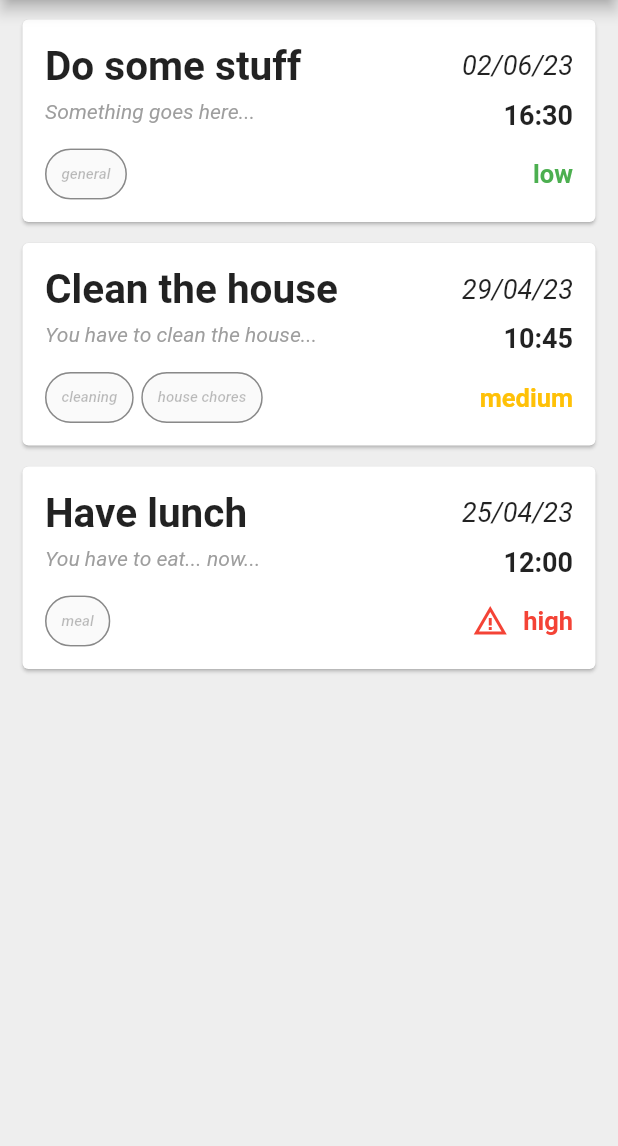
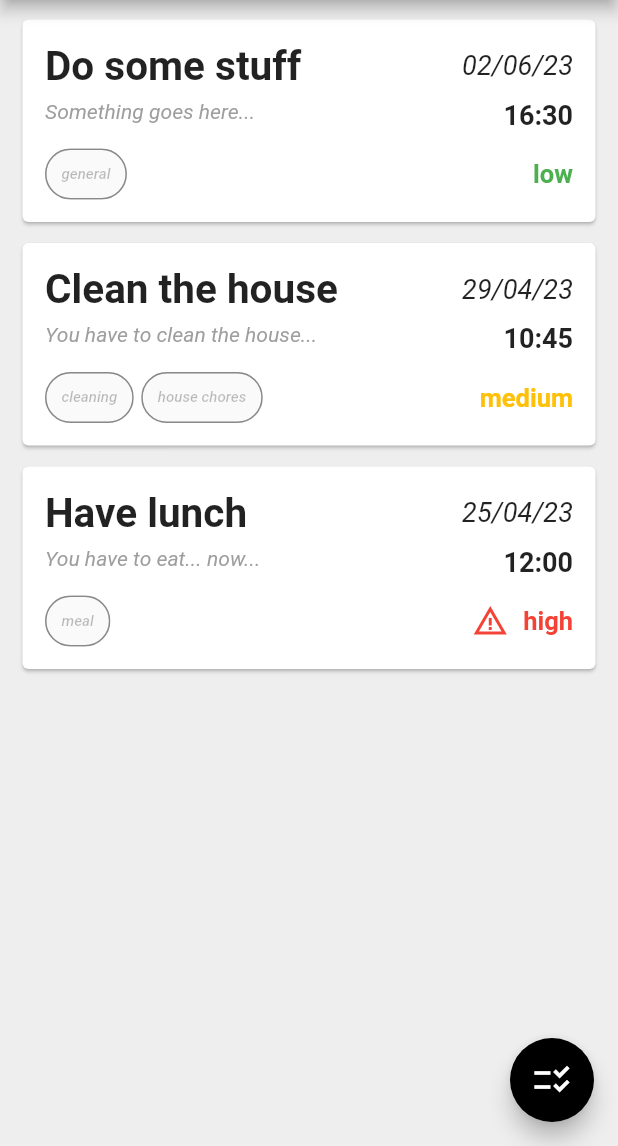
Before and after one commit to WindowsCrashed/TodoAppUni, a Flutter app: the screen it shows after launch, on a phone screen of 412 x 824 dp, the part 90-1236 px from its top. Run offline on Flutter 3.47's test engine with Material 2 defaults, Android fonts, the phone set to English and light mode, and no system bars; our stand-ins replace flutter_colorpicker, multi_select_flutter; missing offline and left inert: flutter_iconpicker.

```diff
--- a/lib/data/db.dart
+++ b/lib/data/db.dart
@@ -6,4 +6,5 @@ class Db {
   static final List<Task> tasks = [];
   static final List<TaskPriority> priorities = [];
   static final List<TaskType> types = [];
+  static final List<Task> completedTasks = [];
 }
--- a/lib/pages/home.dart
+++ b/lib/pages/home.dart
@@ -3,6 +3,7 @@ import 'package:todo_app_uni/widgets/app_appbar.dart';
 import 'package:todo_app_uni/widgets/app_drawer.dart';
 import 'package:todo_app_uni/widgets/task_card.dart';
 import 'package:todo_app_uni/services/task_service.dart';
+import 'package:todo_app_uni/widgets/task_card_alt.dart';
 
 class Home extends StatefulWidget {
   const Home({Key? key}) : super(key: key);
@@ -14,16 +15,34 @@ class Home extends StatefulWidget {
 class _HomeState extends State<Home> {
   final _taskService = TaskService();
 
+  bool _isChecking = false;
+
+  Widget _setTaskCard(task) {
+    if (_isChecking) {
+      return TaskCardAlt(task: task, setStateCallback: () => setState((){}),);
+    } else {
+      return TaskCard(task: task);
+    }
+  }
+
+  IconData _setIcon() => _isChecking ? Icons.list : Icons.checklist_rtl;
+
   @override
   Widget build(BuildContext context) {
     return Scaffold(
       appBar: const AppAppBar(title: 'Just do it!'),
       backgroundColor: Colors.grey[200],
-      drawer: const AppDrawer(),
-      onDrawerChanged: (value) { setState(() {}); },
+      drawer: AppDrawer(setStateCallback: () => setState((){}),),
+      floatingActionButton: FloatingActionButton(
+        backgroundColor: Colors.black,
+        onPressed: () => setState(() {
+          _isChecking = !_isChecking;
+        }),
+        child: Icon(_setIcon(), size: 28,),
+      ),
       body: ListView(
         padding: const EdgeInsets.symmetric(horizontal: 15, vertical: 6),
-        children: _taskService.getTasks().map((t) => TaskCard(task: t)).toList(),
+        children: _taskService.getTasks().map((t) => _setTaskCard(t)).toList(),
       ),
     );
   }
--- a/lib/widgets/task_card.dart
+++ b/lib/widgets/task_card.dart
@@ -48,6 +48,7 @@ class _TaskCardState extends State<TaskCard> {
                                     fontSize: 27,
                                     fontWeight: FontWeight.bold
                                 ),
+                                overflow: TextOverflow.ellipsis,
                               ),
                               Text(widget.task.description,
                                 style: const TextStyle(
```
Also changed, not shown: lib/services/task_service.dart (+13 -0 lines), lib/widgets/app_drawer.dart (+8 -3 lines), lib/widgets/task_card_alt.dart (added, +146 -0 lines).
